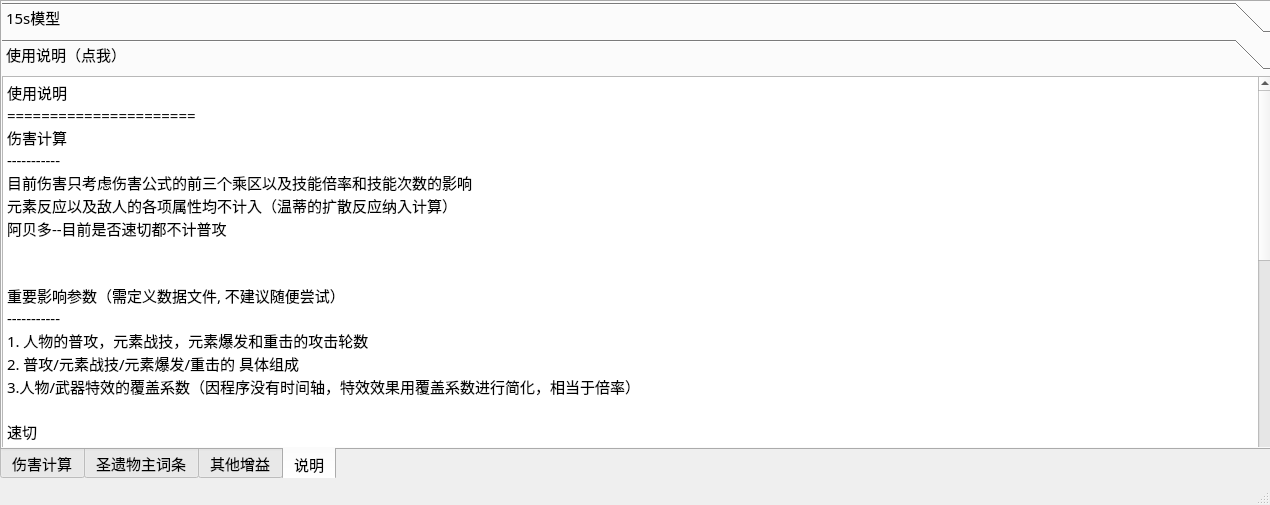
This is data/test.ui in gaofrank1986/gmi15 as Qt 5 draws it before an edit. The edited form follows.
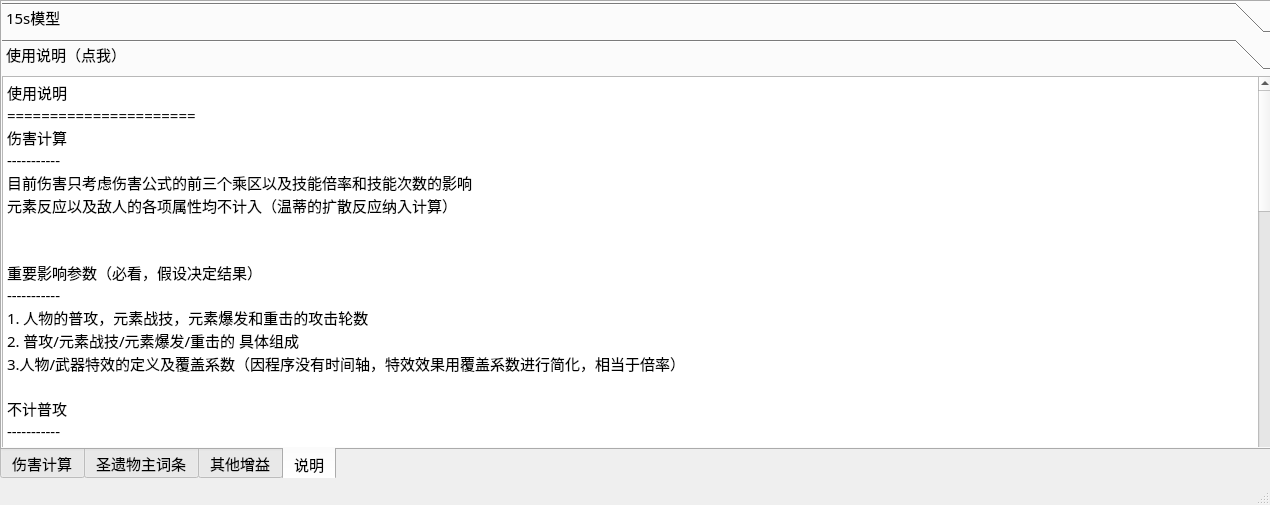
This is the edited form. The open tabs and pages were chosen to show the change. Icons and pictures are not drawn.

Diff of the .ui file:
```diff
--- a/data/test.ui
+++ b/data/test.ui
@@ -18,14 +18,14 @@
   </property>
   <property name="minimumSize">
    <size>
-    <width>0</width>
-    <height>0</height>
+    <width>1270</width>
+    <height>505</height>
    </size>
   </property>
   <property name="maximumSize">
    <size>
-    <width>99999</width>
-    <height>99999</height>
+    <width>1270</width>
+    <height>505</height>
    </size>
   </property>
   <property name="font">
@@ -1392,8 +1392,8 @@
         <rect>
          <x>0</x>
          <y>0</y>
-         <width>98</width>
-         <height>28</height>
+         <width>1281</width>
+         <height>379</height>
         </rect>
        </property>
        <attribute name="label">
@@ -1418,20 +1418,31 @@
 -----------
 目前伤害只考虑伤害公式的前三个乘区以及技能倍率和技能次数的影响
 元素反应以及敌人的各项属性均不计入（温蒂的扩散反应纳入计算）
-阿贝多--目前是否速切都不计普攻
 
 
-重要影响参数（需定义数据文件, 不建议随便尝试）
+重要影响参数（必看，假设决定结果）
 -----------
 1. 人物的普攻，元素战技，元素爆发和重击的攻击轮数
 2. 普攻/元素战技/元素爆发/重击的 具体组成
-3.人物/武器特效的覆盖系数（因程序没有时间轴，特效效果用覆盖系数进行简化，相当于倍率）
+3.人物/武器特效的定义及覆盖系数（因程序没有时间轴，特效效果用覆盖系数进行简化，相当于倍率）
 
-速切
+不计普攻
 -----------
 勾中时，普攻伤害不计入结果
 
-日志
+技能参数
+-----------
+显示当前人物命座下技能的定义
+
+修改技能
+-----------
+修改当前人物命座下技能的定义
+
+增益参数
+----------
+计算完成后显示，显示所有增益加成（武器、人物、圣遗物），可读性略差
+
+计算日志
 ----------
 可追踪具体每个技能分项的计算参数和人物信息，便于检查跟踪，计算时自动重置
 
@@ -1441,9 +1452,12 @@
 通过穷举完成，可通过勾选增加/减少选项
 计算时候会自动存档
 ======================
-圣遗物副词条
+其他增益
 ------------
-也可输入其他人物带来的增益，比如班尼特可以调整固定攻击增益，圣遗物效果可调整属伤加成
+副词条，圣遗物套装效果，其他增益
+
+班尼特加攻击可以直接在副词条区域修改
+
 计算时候会自动存档
 </string>
         </property>
```
Left out of the diff: 32 changed lines with no effect on the pictures.
